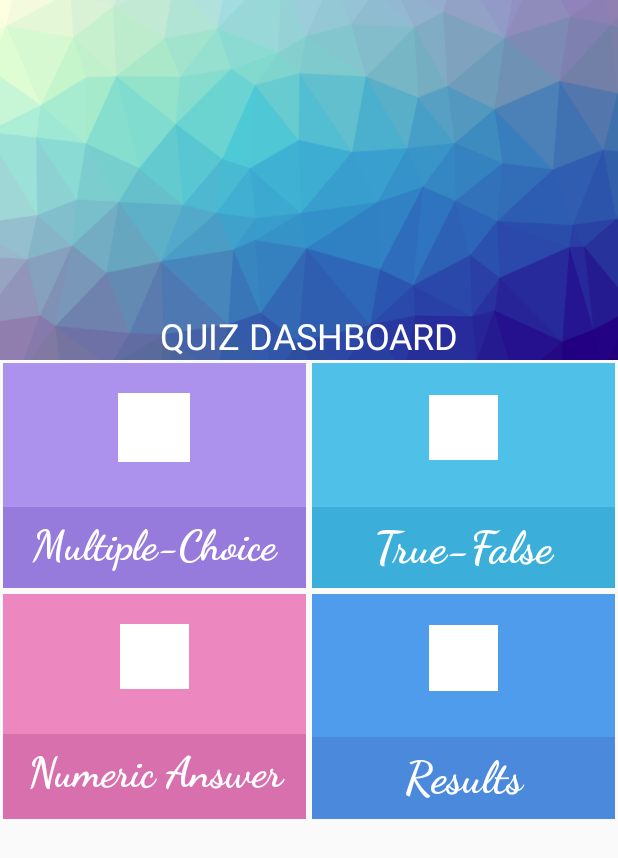
After one commit to x001nx/CST2335-FinalProject, an Android app: the QuizActivity screen opened directly, with no data from a screen before it, on a phone screen of 412 x 824 dp. The commit adds this screen. Shown: the top 858 px of the screen. Run offline under Robolectric (Android 15) with nearby library versions, the phone set to English and light mode, and no system bars.

Commit message:
initial commit

```diff
--- a/app/build.gradle
+++ b/app/build.gradle
@@ -34,3 +34,6 @@ dependencies {
 dependencies {
     implementation 'com.android.support.constraint:constraint-layout:+'
 }
+dependencies {
+    implementation 'com.android.support.constraint:constraint-layout:+'
+}
--- a/app/src/main/AndroidManifest.xml
+++ b/app/src/main/AndroidManifest.xml
@@ -1,6 +1,7 @@
 <?xml version="1.0" encoding="utf-8"?>
 <manifest xmlns:android="http://schemas.android.com/apk/res/android"
     package="com.example.delle6330.assignment1">
+
     <uses-permission android:name="android.permission.INTERNET" />
 
     <application
@@ -11,21 +12,21 @@
         android:supportsRtl="true"
         android:theme="@style/AppTheme">
         <activity android:name=".MainActivity">
-        <intent-filter>
-            <action android:name="android.intent.action.MAIN" />
+            <intent-filter>
+                <action android:name="android.intent.action.MAIN" />
 
-            <category android:name="android.intent.category.LAUNCHER" />
-        </intent-filter>
+                <category android:name="android.intent.category.LAUNCHER" />
+            </intent-filter>
         </activity>
-        <activity android:name=".DoctorChoice"></activity>
-        <activity android:name=".PavelStartActivity"></activity>
-        <activity android:name=".StopDetailsActivity"/>
+        <activity android:name=".DoctorChoice" />
+        <activity android:name=".PavelStartActivity" />
+        <activity android:name=".StopDetailsActivity" />
         <activity android:name=".PatientForm" />
         <activity android:name=".DoctorOfficeExtra" />
         <activity android:name=".DentistExtra" />
         <activity android:name=".OptometristExtra" />
-        <activity android:name=".ListView"></activity>
-
+        <activity android:name=".ListView" />
+        <activity android:name=".QuizActivity"></activity>
     </application>
 
 </manifest>
--- a/app/src/main/java/com/example/delle6330/assignment1/MainActivity.java
+++ b/app/src/main/java/com/example/delle6330/assignment1/MainActivity.java
@@ -9,6 +9,7 @@ import android.widget.Button;
 public class MainActivity extends AppCompatActivity {
     Button pavel;
     Button ksenia;
+    Button anna;
 
     @Override
     protected void onCreate(Bundle savedInstanceState) {
@@ -16,6 +17,15 @@ public class MainActivity extends AppCompatActivity {
         setContentView(R.layout.activity_main);
         pavel = findViewById(R.id.pavel);
         ksenia = findViewById(R.id.ksenia);
+        anna = findViewById(R.id.anna);
+
+        anna.setOnClickListener(new View.OnClickListener() {
+            @Override
+            public void onClick(View view) {
+                Intent intent =  new Intent(MainActivity.this, QuizActivity.class);
+                startActivity(intent);
+            }
+        });
 
         pavel.setOnClickListener(new View.OnClickListener() {
             @Override
--- /dev/null
+++ b/app/src/main/java/com/example/delle6330/assignment1/QuizActivity.java
@@ -0,0 +1,14 @@
+package com.example.delle6330.assignment1;
+
+import android.app.Activity;
+import android.os.Bundle;
+
+public class QuizActivity extends Activity {
+
+    @Override
+    protected void onCreate(Bundle savedInstanceState) {
+        super.onCreate(savedInstanceState);
+        setContentView(R.layout.activity_quiz);
+
+    }
+}
--- /dev/null
+++ b/app/src/main/res/layout/activity_quiz.xml
@@ -0,0 +1,181 @@
+<?xml version="1.0" encoding="utf-8"?>
+<LinearLayout xmlns:android="http://schemas.android.com/apk/res/android"
+    xmlns:app="http://schemas.android.com/apk/res-auto"
+    xmlns:tools="http://schemas.android.com/tools"
+    android:layout_width="match_parent"
+    android:layout_height="match_parent"
+    tools:context="com.example.delle6330.assignment1.QuizActivity">
+    <ScrollView
+        android:layout_width="match_parent"
+        android:layout_height="match_parent">
+        <LinearLayout
+            android:layout_width="match_parent"
+            android:layout_height="match_parent"
+            android:orientation="vertical">
+            <TextView
+                android:layout_width="match_parent"
+                android:layout_height="240dp"
+                android:background="@drawable/background_dash_small"
+                android:text="QUIZ DASHBOARD"
+                android:fontFamily="sans-serif"
+                android:textAlignment="center"
+                android:textSize="24sp"
+                android:gravity="bottom"
+                android:textColor="@color/colorWhite">
+            </TextView>
+            <LinearLayout
+                android:layout_width="match_parent"
+                android:layout_height="wrap_content"
+                android:orientation="horizontal"
+                android:weightSum="3"
+                >
+                <LinearLayout
+                    android:id="@+id/multipleChoiceLL"
+                    android:layout_width="0dp"
+                    android:layout_height="150dp"
+                    android:layout_weight="1.5"
+                    android:layout_margin="2dp"
+                    android:orientation="vertical"
+                    android:background="@color/colorLavender"
+                    >
+
+                    <ImageView
+                        android:layout_width="48dp"
+                        android:layout_height="46dp"
+                        android:layout_gravity="center"
+                        android:src="@drawable/greenqm"
+                        android:layout_marginTop="20dp"
+
+                        android:tint="@color/colorWhite" />
+
+                    <TextView
+                        android:id="@+id/multipleChoiceTV"
+                        android:layout_width="match_parent"
+                        android:layout_height="match_parent"
+                        android:layout_marginTop="30dp"
+                        android:background="@color/colorLavenderDark"
+                        android:padding="8dp"
+                        android:text="Multiple-Choice"
+                        android:textAlignment="center"
+                        android:textColor="@color/colorWhite"
+                        android:textStyle="bold"
+                        android:fontFamily="cursive"
+                        android:textSize="28sp" />
+
+                </LinearLayout>
+                <LinearLayout
+                    android:id="@+id/trueFalseLL"
+                    android:layout_width="0dp"
+                    android:layout_height="150dp"
+                    android:layout_weight="1.5"
+                    android:layout_margin="2dp"
+                    android:orientation="vertical"
+                    android:background="@color/colorAqua"
+                    >
+
+                    <ImageView
+                        android:layout_width="46dp"
+                        android:layout_height="46dp"
+                        android:layout_gravity="center"
+                        android:src="@drawable/greenqm"
+                        android:layout_marginTop="20dp"
+
+                        android:tint="@color/colorWhite" />
+
+                    <TextView
+                        android:id="@+id/trueFalseTV"
+                        android:layout_width="match_parent"
+                        android:layout_height="match_parent"
+                        android:layout_marginTop="30dp"
+                        android:background="@color/colorAquaDark"
+                        android:padding="8dp"
+                        android:text="True-False"
+                        android:textAlignment="center"
+                        android:textStyle="bold"
+                        android:fontFamily="cursive"
+                        android:textColor="@color/colorWhite"
+                        android:textSize="30sp" />
+
+                </LinearLayout>
+
+            </LinearLayout>
+            <!--<- second row ->-->
+
+            <LinearLayout
+                android:layout_width="match_parent"
+                android:layout_height="wrap_content"
+                android:orientation="horizontal"
+                android:weightSum="3"
+                >
+                <LinearLayout
+                    android:id="@+id/numericAnswerLL"
+                    android:layout_width="0dp"
+                    android:layout_height="150dp"
+                    android:layout_weight="1.5"
+                    android:layout_margin="2dp"
+                    android:orientation="vertical"
+                    android:background="@color/colorPinkRose"
+                    >
+
+                    <ImageView
+                        android:layout_width="47dp"
+                        android:layout_height="43dp"
+                        android:layout_gravity="center"
+                        android:src="@drawable/greenqm"
+                        android:layout_marginTop="20dp"
+                        android:tint="@color/colorWhite" />
+
+                    <TextView
+                        android:id="@+id/numericAnswerTV"
+                        android:layout_width="match_parent"
+                        android:layout_height="match_parent"
+                        android:layout_marginTop="30dp"
+                        android:background="@color/colorPinkRoseDark"
+                        android:padding="8dp"
+                        android:text="Numeric Answer"
+                        android:textAlignment="center"
+                        android:textColor="@color/colorWhite"
+                        android:textStyle="bold"
+                        android:fontFamily="cursive"
+                        android:textSize="28sp" />
+
+                </LinearLayout>
+                <LinearLayout
+                    android:id="@+id/resultLL"
+                    android:layout_width="0dp"
+                    android:layout_height="150dp"
+                    android:layout_weight="1.5"
+                    android:layout_margin="2dp"
+                    android:orientation="vertical"
+                    android:background="@color/colorBlueJeans"
+                    >
+
+                    <ImageView
+                        android:layout_width="46dp"
+                        android:layout_height="45dp"
+                        android:layout_gravity="center"
+                        android:layout_marginTop="20dp"
+                        android:src="@drawable/greenqm"
+                        android:tint="@color/colorWhite" />
+
+                    <TextView
+                        android:id="@+id/resultTV"
+                        android:layout_width="match_parent"
+                        android:layout_height="match_parent"
+                        android:layout_marginTop="30dp"
+                        android:background="@color/colorBlueJeansDark"
+                        android:padding="8dp"
+                        android:text="Results"
+                        android:textAlignment="center"
+                        android:textStyle="bold"
+                        android:fontFamily="cursive"
+                        android:textColor="@color/colorWhite"
+                        android:textSize="30sp" />
+
+                </LinearLayout>
+
+            </LinearLayout>
+        </LinearLayout>
+
+    </ScrollView>
+</LinearLayout>
--- a/app/src/main/res/values/colors.xml
+++ b/app/src/main/res/values/colors.xml
@@ -1,6 +1,28 @@
 <?xml version="1.0" encoding="utf-8"?>
 <resources>
-    <color name="colorPrimary">#3F51B5</color>
-    <color name="colorPrimaryDark">#303F9F</color>
+    <color name="colorPrimaryPavel">#3F51B5</color>
+    <color name="colorPrimaryDarkPavel">#303F9F</color>
+    <color name="colorAccentPavel">#FF4081</color>
+    <color name="colorPrimary">#dd3333</color>
+    <color name="colorPrimaryDark">#d11616</color>
     <color name="colorAccent">#FF4081</color>
+    <color name="colorWhite">#FFFFFF</color>
+    <color name="colorGrapeFruit">#ED5565</color>
+    <color name="colorGrapeFruitDark">#DA4453</color>
+    <color name="colorBitterSweet">#FC6E51</color>
+    <color name="colorBitterSweetDark">#E9573F</color>
+    <color name="colorFlower">#FFCE54</color>
+    <color name="colorFlowerDark">#F68B42</color>
+    <color name="colorGrass">#A0D468</color>
+    <color name="colorGrassDark">#8CC152</color>
+    <color name="colorBlueJeans">#509CEC</color>
+    <color name="colorBlueJeansDark">#4A89DC</color>
+    <color name="colorLavender">#AC92EC</color>
+    <color name="colorLavenderDark">#967ADC</color>
+    <color name="colorMint">#48CFAD</color>
+    <color name="colorMintDark">#37BC9B</color>
+    <color name="colorAqua">#4FC1E9</color>
+    <color name="colorAquaDark">#3BAFDA</color>
+    <color name="colorPinkRose">#EC87C0</color>
+    <color name="colorPinkRoseDark">#D770AD</color>
 </resources>
--- a/app/src/main/res/values/strings.xml
+++ b/app/src/main/res/values/strings.xml
@@ -33,5 +33,4 @@
     <string name="store">Which store did you buy your glasses from?</string>
 
 
-
 </resources>
```
Also changed, not shown: app/src/main/res/drawable/background_dash.png (added), app/src/main/res/drawable/background_dash_small.png (added), app/src/main/res/drawable/blueqm.png (added), app/src/main/res/drawable/greenqm.png (added), app/src/main/res/drawable/pinkqm.png (added).
